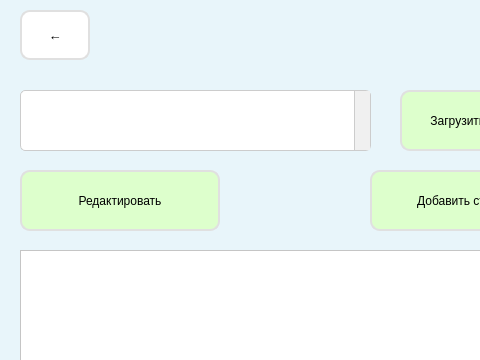
First picture: the form in qt/event.ui, repository andrei-229/valanter_app, before the edit; both pictures show x 0 to 480 and y 0 to 360 of the 800 by 600 pixel window.
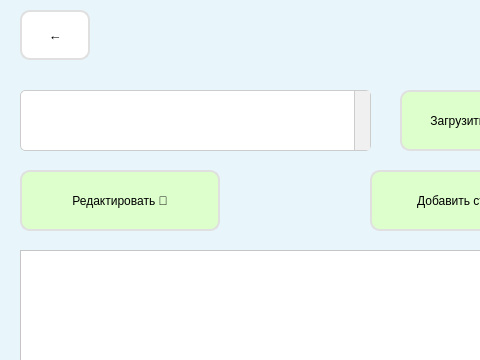
Second picture: the form after the edit. Icons and pictures are not drawn.

```diff
--- a/qt/event.ui
+++ b/qt/event.ui
@@ -380,7 +380,7 @@
 </string>
     </property>
     <property name="text">
-     <string>Редактировать</string>
+     <string>Редактировать 🔧</string>
     </property>
    </widget>
   </widget>
```
Left out of the diff: 3 changed lines with no effect on the pictures.
